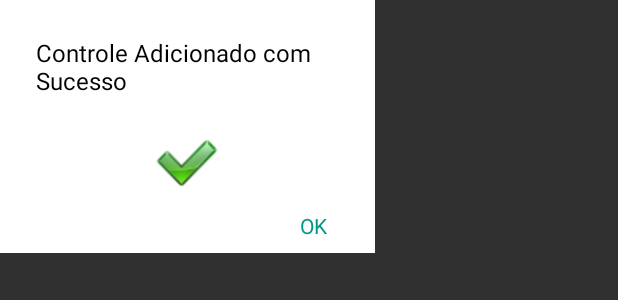
After one commit to upnewstv/usb-serial-broadcaster, an Android app: the layout added_control.xml on its own in the app's theme, with its tools: preview values and no code run, on a phone screen of 412 x 824 dp. The commit adds this screen. Shown: the top 300 px of the screen. Run offline under Robolectric (Android 15) with nearby library versions, the phone set to English and light mode, and no system bars.

Commit message:
Created layout to delete remote control. Created layout to confirm the addition of remote control.

```diff
--- a/app/src/main/java/net/signagewidgets/serial/services/SerialService.java
+++ b/app/src/main/java/net/signagewidgets/serial/services/SerialService.java
@@ -76,6 +76,8 @@ public class SerialService extends Service implements SerialDeviceListener {
     		intent.putExtra("id", id);
     		intent.putExtra("button", button);
     		sendBroadcast(intent);
+
+
 		} catch (Exception e) {
 			sLogging.error("Error parsing serial data");
 			sLogging.captureException(e);
--- /dev/null
+++ b/app/src/main/res/layout/added_control.xml
@@ -0,0 +1,45 @@
+<?xml version="1.0" encoding="utf-8"?>
+<LinearLayout xmlns:android="http://schemas.android.com/apk/res/android"
+    android:orientation="vertical"
+    android:layout_width="250dp"
+    android:layout_height="wrap_content"
+    android:background="#ffffff">
+
+    <TextView
+        android:layout_width="wrap_content"
+        android:layout_height="wrap_content"
+        android:text="@string/title_added_control"
+        android:id="@+id/textView_added_control"
+        android:textColor="#010101"
+        android:paddingTop="24dp"
+        android:paddingRight="24dp"
+        android:paddingLeft="24dp"
+        android:paddingBottom="20dp"
+        android:textSize="16dp" />
+
+    <ImageView
+        android:layout_width="wrap_content"
+        android:layout_height="wrap_content"
+        android:id="@+id/imageView_ok"
+        android:src="@drawable/ok_icon_48"
+        android:visibility="visible"
+        android:layout_gravity="center" />
+
+
+    <LinearLayout
+        android:orientation="horizontal"
+        android:layout_width="match_parent"
+        android:layout_height="match_parent"
+        android:gravity="end"
+        android:layout_marginRight="24dp">
+
+        <TextView
+            android:layout_width="wrap_content"
+            android:layout_height="36dp"
+            android:text="@string/ok"
+            android:id="@+id/textView_ok"
+            android:textColor="#009688"
+            android:padding="8dp" />
+    </LinearLayout>
+
+</LinearLayout>
--- a/app/src/main/res/values/strings.xml
+++ b/app/src/main/res/values/strings.xml
@@ -15,6 +15,8 @@
     <string name="cancel">CANCELAR</string>
     <string name="next">PRÓXIMO</string>
     <string name="restart">RECOMEÇAR</string>
+    <string name="delete">DELETAR</string>
+    <string name="ok">OK</string>
 
     <string name="one">01</string>
     <string name="two">02</string>
@@ -23,9 +25,9 @@
 
     <string name="title_register_buttons">Cadastrar Botões</string>
     <string name="description_register_button">Aperte o primeiro botão 3 vezes para cadastrá-lo</string>
-
-
     <string name="title_activity_dialog">Dialog</string>
+    <string name="title_delete_control">Deletar Controle?</string>
+    <string name="title_added_control">Controle Adicionado com Sucesso</string>
 
     <string name="hello_world">Hello world!</string>
     <string name="action_settings">Settings</string>
```
Also changed, not shown: app/src/main/AndroidManifest.xml (+5 -5 lines), app/src/main/java/net/signagewidgets/serial/activities/AttachActivity.java (+20 -6 lines), app/src/main/res/drawable/circle_unverified.xml (added, +12 -0 lines), app/src/main/res/layout/add_control.xml (+8 -6 lines), app/src/main/res/layout/delete_control.xml (added, +44 -0 lines), app/src/main/res/layout/verify_buttons.xml (+28 -18 lines), app/src/main/res/drawable/circle_verified.xml (renamed from app/src/main/res/drawable/circle.xml), app/src/main/res/drawable/ok_icon.png (added), app/src/main/res/drawable/ok_icon_32.png (added), app/src/main/res/drawable/ok_icon_48.png (added).
